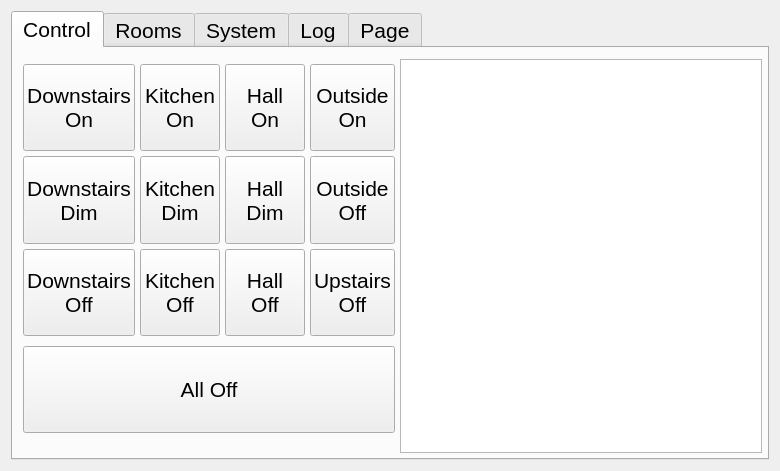
Old version of the form widget.ui in the repository paulkappler/HomeGUI.
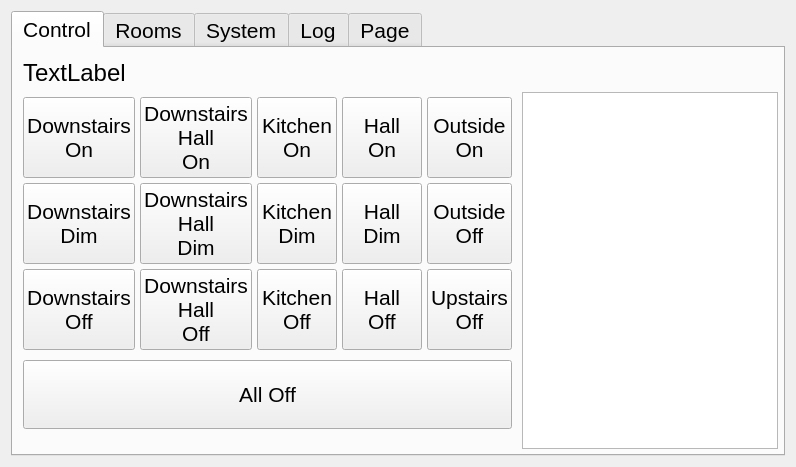
New version of the form.

Commit message: remove loggers...add hall button

What changed in the file:
```diff
--- a/widget.ui
+++ b/widget.ui
@@ -6,8 +6,8 @@
    <rect>
     <x>0</x>
     <y>0</y>
-    <width>780</width>
-    <height>471</height>
+    <width>778</width>
+    <height>467</height>
    </rect>
   </property>
   <property name="minimumSize">
@@ -56,7 +56,7 @@
        <property name="spacing">
         <number>5</number>
        </property>
-       <item row="2" column="2">
+       <item row="3" column="3">
         <widget class="QPushButton" name="kitDimButton">
          <property name="sizePolicy">
           <sizepolicy hsizetype="Minimum" vsizetype="Minimum">
@@ -70,20 +70,7 @@
          </property>
         </widget>
        </item>
-       <item row="0" column="6" rowspan="10">
-        <widget class="QListWidget" name="listWidget">
-         <property name="sizePolicy">
-          <sizepolicy hsizetype="MinimumExpanding" vsizetype="Expanding">
-           <horstretch>0</horstretch>
-           <verstretch>0</verstretch>
-          </sizepolicy>
-         </property>
-         <property name="mouseTracking">
-          <bool>true</bool>
-         </property>
-        </widget>
-       </item>
-       <item row="1" column="2">
+       <item row="2" column="3">
         <widget class="QPushButton" name="kitOnButton">
          <property name="sizePolicy">
           <sizepolicy hsizetype="Minimum" vsizetype="Minimum">
@@ -97,7 +84,7 @@
          </property>
         </widget>
        </item>
-       <item row="3" column="1">
+       <item row="4" column="1">
         <widget class="QPushButton" name="downOffButton">
          <property name="sizePolicy">
           <sizepolicy hsizetype="Minimum" vsizetype="Expanding">
@@ -111,7 +98,7 @@
          </property>
         </widget>
        </item>
-       <item row="2" column="1">
+       <item row="3" column="1">
         <widget class="QPushButton" name="downDimButton">
          <property name="sizePolicy">
           <sizepolicy hsizetype="Minimum" vsizetype="Expanding">
@@ -125,7 +112,7 @@
          </property>
         </widget>
        </item>
-       <item row="1" column="1">
+       <item row="2" column="1">
         <widget class="QPushButton" name="downOnButton">
          <property name="sizePolicy">
           <sizepolicy hsizetype="Minimum" vsizetype="MinimumExpanding">
@@ -139,7 +126,7 @@
          </property>
         </widget>
        </item>
-       <item row="1" column="3">
+       <item row="2" column="4">
         <widget class="QPushButton" name="hallOnButton">
          <property name="sizePolicy">
           <sizepolicy hsizetype="Minimum" vsizetype="Minimum">
@@ -153,7 +140,7 @@
          </property>
         </widget>
        </item>
-       <item row="2" column="3">
+       <item row="3" column="4">
         <widget class="QPushButton" name="hallDimButton">
          <property name="sizePolicy">
           <sizepolicy hsizetype="Minimum" vsizetype="Minimum">
@@ -167,7 +154,7 @@
          </property>
         </widget>
        </item>
-       <item row="3" column="2">
+       <item row="4" column="3">
         <widget class="QPushButton" name="kitOffButton">
          <property name="sizePolicy">
           <sizepolicy hsizetype="Minimum" vsizetype="Minimum">
@@ -181,7 +168,7 @@
          </property>
         </widget>
        </item>
-       <item row="5" column="1" colspan="4">
+       <item row="6" column="1" colspan="5">
         <widget class="QPushButton" name="allOffButton">
          <property name="sizePolicy">
           <sizepolicy hsizetype="Minimum" vsizetype="MinimumExpanding">
@@ -197,7 +184,7 @@
          </property>
         </widget>
        </item>
-       <item row="2" column="4">
+       <item row="3" column="5">
         <widget class="QPushButton" name="outOffButton">
          <property name="sizePolicy">
           <sizepolicy hsizetype="Minimum" vsizetype="Minimum">
@@ -211,7 +198,7 @@
          </property>
         </widget>
        </item>
-       <item row="1" column="4">
+       <item row="2" column="5">
         <widget class="QPushButton" name="outOnButton">
          <property name="sizePolicy">
           <sizepolicy hsizetype="Minimum" vsizetype="Minimum">
@@ -225,7 +212,7 @@
          </property>
         </widget>
        </item>
-       <item row="3" column="4">
+       <item row="4" column="5">
         <widget class="QPushButton" name="upOffButton">
          <property name="sizePolicy">
           <sizepolicy hsizetype="Minimum" vsizetype="Minimum">
@@ -239,7 +226,7 @@
          </property>
         </widget>
        </item>
-       <item row="3" column="3">
+       <item row="4" column="4">
         <widget class="QPushButton" name="hallOffButton">
          <property name="sizePolicy">
           <sizepolicy hsizetype="Minimum" vsizetype="Minimum">
@@ -253,6 +240,76 @@
          </property>
         </widget>
        </item>
+       <item row="0" column="1" colspan="7">
+        <widget class="QLabel" name="statusLabel">
+         <property name="font">
+          <font>
+           <pointsize>18</pointsize>
+          </font>
+         </property>
+         <property name="text">
+          <string>TextLabel</string>
+         </property>
+        </widget>
+       </item>
+       <item row="1" column="7" rowspan="10">
+        <widget class="QListWidget" name="listWidget">
+         <property name="sizePolicy">
+          <sizepolicy hsizetype="MinimumExpanding" vsizetype="Expanding">
+           <horstretch>0</horstretch>
+           <verstretch>0</verstretch>
+          </sizepolicy>
+         </property>
+         <property name="mouseTracking">
+          <bool>true</bool>
+         </property>
+        </widget>
+       </item>
+       <item row="2" column="2">
+        <widget class="QPushButton" name="downHallOnButton">
+         <property name="sizePolicy">
+          <sizepolicy hsizetype="Minimum" vsizetype="MinimumExpanding">
+           <horstretch>0</horstretch>
+           <verstretch>0</verstretch>
+          </sizepolicy>
+         </property>
+         <property name="text">
+          <string>Downstairs
+Hall
+On</string>
+         </property>
+        </widget>
+       </item>
+       <item row="3" column="2">
+        <widget class="QPushButton" name="downHallDimButton">
+         <property name="sizePolicy">
+          <sizepolicy hsizetype="Minimum" vsizetype="MinimumExpanding">
+           <horstretch>0</horstretch>
+           <verstretch>0</verstretch>
+          </sizepolicy>
+         </property>
+         <property name="text">
+          <string>Downstairs
+Hall
+Dim</string>
+         </property>
+        </widget>
+       </item>
+       <item row="4" column="2">
+        <widget class="QPushButton" name="downHallOffButton">
+         <property name="sizePolicy">
+          <sizepolicy hsizetype="Minimum" vsizetype="MinimumExpanding">
+           <horstretch>0</horstretch>
+           <verstretch>0</verstretch>
+          </sizepolicy>
+         </property>
+         <property name="text">
+          <string>Downstairs
+Hall
+Off</string>
+         </property>
+        </widget>
+       </item>
       </layout>
      </widget>
      <widget class="QWidget" name="tabRoom">
```
The commit also changes 1 other file.
